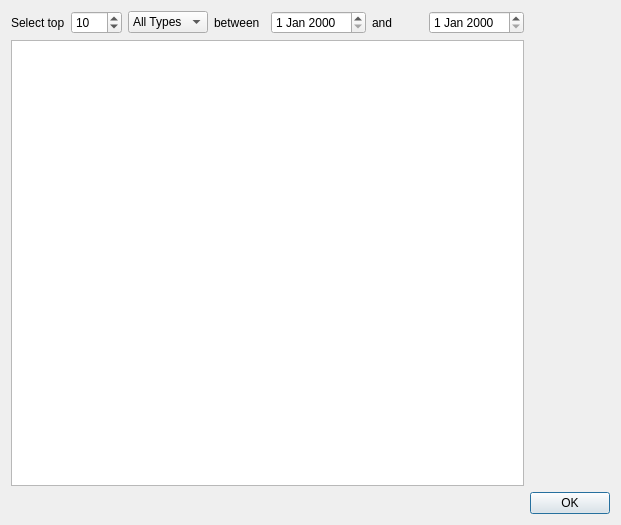
The window that ui/drink_report.ui (minorsecond/BuzzBot) describes before a commit, drawn with Qt 5.
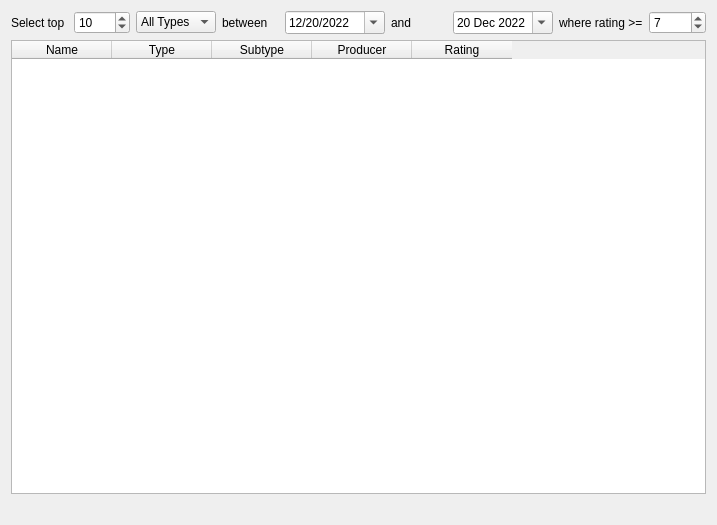
The same window after the commit.

Commit message: Add drink reports

Diff of the .ui file:
```diff
--- a/ui/drink_report.ui
+++ b/ui/drink_report.ui
@@ -6,7 +6,7 @@
    <rect>
     <x>0</x>
     <y>0</y>
-    <width>621</width>
+    <width>717</width>
     <height>525</height>
    </rect>
   </property>
@@ -18,31 +18,31 @@
     <layout class="QVBoxLayout" name="verticalLayout">
      <item>
       <layout class="QGridLayout" name="gridLayout_2">
-       <item row="3" column="1">
-        <widget class="QPushButton" name="pushButton">
-         <property name="text">
-          <string>OK</string>
-         </property>
-        </widget>
-       </item>
-       <item row="3" column="0">
-        <spacer name="horizontalSpacer">
-         <property name="orientation">
-          <enum>Qt::Horizontal</enum>
-         </property>
-         <property name="sizeHint" stdset="0">
-          <size>
-           <width>40</width>
-           <height>20</height>
-          </size>
-         </property>
-        </spacer>
-       </item>
-       <item row="2" column="0">
-        <widget class="QTableWidget" name="queryResults"/>
-       </item>
        <item row="1" column="0">
         <layout class="QGridLayout" name="gridLayout_3">
+         <item row="0" column="6">
+          <widget class="QDateEdit" name="endDateEdit">
+           <property name="minimumSize">
+            <size>
+             <width>100</width>
+             <height>0</height>
+            </size>
+           </property>
+           <property name="dateTime">
+            <datetime>
+             <hour>0</hour>
+             <minute>0</minute>
+             <second>0</second>
+             <year>2022</year>
+             <month>12</month>
+             <day>20</day>
+            </datetime>
+           </property>
+           <property name="calendarPopup">
+            <bool>true</bool>
+           </property>
+          </widget>
+         </item>
          <item row="0" column="2">
           <widget class="QComboBox" name="alcoholTypeSelection">
            <property name="toolTip">
@@ -104,7 +104,37 @@
           </widget>
          </item>
          <item row="0" column="4">
-          <widget class="QDateEdit" name="startDateEdit"/>
+          <widget class="QDateEdit" name="startDateEdit">
+           <property name="minimumSize">
+            <size>
+             <width>100</width>
+             <height>0</height>
+            </size>
+           </property>
+           <property name="dateTime">
+            <datetime>
+             <hour>0</hour>
+             <minute>0</minute>
+             <second>0</second>
+             <year>2022</year>
+             <month>12</month>
+             <day>20</day>
+            </datetime>
+           </property>
+           <property name="displayFormat">
+            <string>M/d/yyyy</string>
+           </property>
+           <property name="calendarPopup">
+            <bool>true</bool>
+           </property>
+          </widget>
+         </item>
+         <item row="0" column="7">
+          <widget class="QLabel" name="label_4">
+           <property name="text">
+            <string>where rating &gt;=</string>
+           </property>
+          </widget>
          </item>
          <item row="0" column="3">
           <widget class="QLabel" name="label_2">
@@ -113,11 +143,60 @@
            </property>
           </widget>
          </item>
-         <item row="0" column="6">
-          <widget class="QDateEdit" name="endDateEdit"/>
+         <item row="0" column="8">
+          <widget class="QSpinBox" name="ratingSelection">
+           <property name="maximum">
+            <number>10</number>
+           </property>
+           <property name="value">
+            <number>7</number>
+           </property>
+          </widget>
          </item>
         </layout>
        </item>
+       <item row="2" column="0">
+        <widget class="QTableWidget" name="queryResults">
+         <column>
+          <property name="text">
+           <string>Name</string>
+          </property>
+         </column>
+         <column>
+          <property name="text">
+           <string>Type</string>
+          </property>
+         </column>
+         <column>
+          <property name="text">
+           <string>Subtype</string>
+          </property>
+         </column>
+         <column>
+          <property name="text">
+           <string>Producer</string>
+          </property>
+         </column>
+         <column>
+          <property name="text">
+           <string>Rating</string>
+          </property>
+         </column>
+        </widget>
+       </item>
+       <item row="3" column="0">
+        <spacer name="horizontalSpacer">
+         <property name="orientation">
+          <enum>Qt::Horizontal</enum>
+         </property>
+         <property name="sizeHint" stdset="0">
+          <size>
+           <width>40</width>
+           <height>20</height>
+          </size>
+         </property>
+        </spacer>
+       </item>
       </layout>
      </item>
     </layout>
```
The commit also changes 15 other files.
